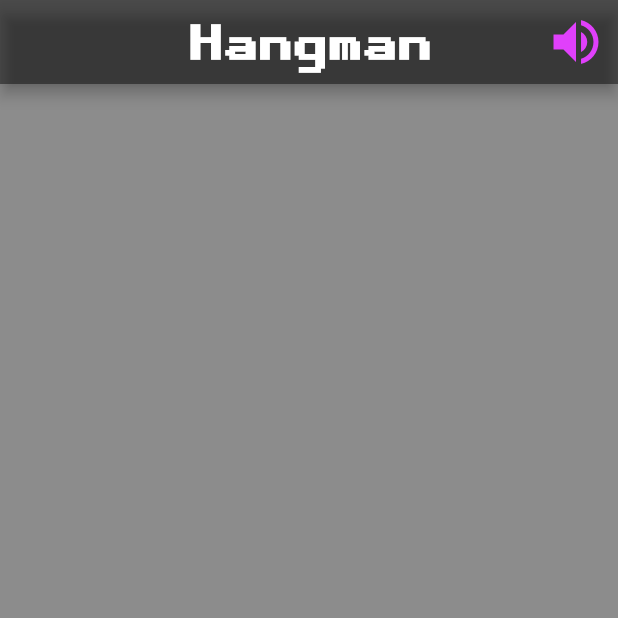
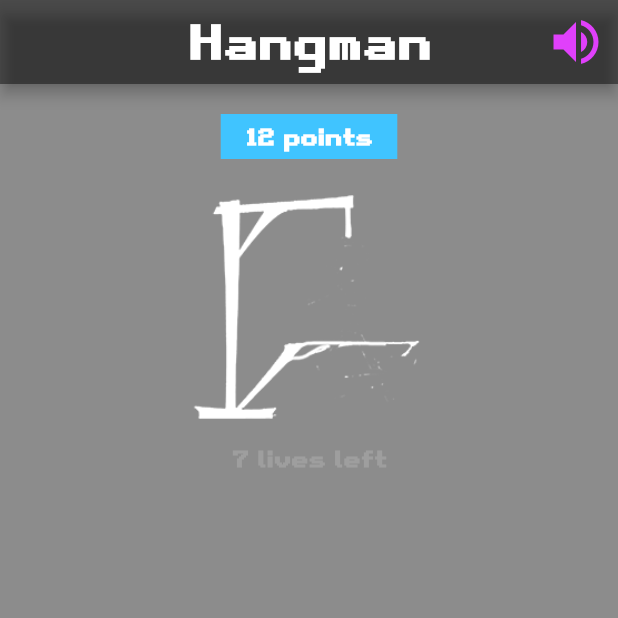
Before and after one commit to JohnEsleyer/HangmanGame, a Flutter app: the screen it shows after launch, on a phone screen of 412 x 824 dp, the top half of it. Run offline on Flutter 3.47's test engine with Material 2 defaults, Android fonts, the phone set to English and light mode, and no system bars.

Commit message:
display images

```diff
--- a/lib/gamescreen.dart
+++ b/lib/gamescreen.dart
@@ -27,6 +27,37 @@ class _GameScreenState extends State<GameScreen> {
           ),
         ],
       ),
+      body: SingleChildScrollView(
+        child: Container(
+          alignment: Alignment.center,
+          child: Column(
+            children: [
+              Container(
+                margin: EdgeInsets.only(top: 20),
+                alignment: Alignment.center,
+                width: MediaQuery.of(context).size.width / 3.5,
+                decoration: BoxDecoration(color: Colors.lightBlueAccent),
+                height: 30,
+                child: Center(
+                  child: Text("12 points",
+                      style: retroStyle(15, Colors.white, FontWeight.w700)),
+                ),
+              ),
+              SizedBox(height: 20),
+              Image(
+                width: 155,
+                height: 155,
+                image: AssetImage("images/hangman0.png"),
+                color: Colors.white,
+                fit: BoxFit.cover,
+              ),
+              SizedBox(height: 15),
+              Text("7 lives left",
+                  style: retroStyle(15, Colors.grey, FontWeight.w700))
+            ],
+          ),
+        ),
+      ),
     );
   }
 }
```
